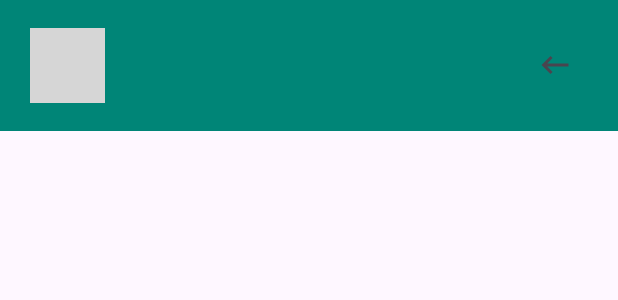
After one commit to kush-raj-nit061/Friendship, an Android app: the layout user_item.xml on its own in the app's theme, with its tools: preview values and no code run, on a phone screen of 412 x 824 dp. The commit adds this screen. Shown: the top 300 px of the screen. Run offline under Robolectric (Android 15) with nearby library versions, the phone set to English and light mode, and no system bars; grey boxes are pictures that could not be loaded.

Commit message:
Messaging user holder completed

```diff
--- a/app/build.gradle
+++ b/app/build.gradle
@@ -40,6 +40,10 @@ dependencies {
     implementation 'com.airbnb.android:lottie:3.4.1'
     implementation 'com.github.sshadkany:Android_neumorphic:1.2.0'
     implementation 'com.squareup.picasso:picasso:2.8'
+
+    implementation 'com.google.firebase:firebase-core:17.2.1'
+
+    implementation 'com.google.firebase:firebase-messaging:20.0.0'
     implementation 'com.google.android.material:material:1.5.0'
     implementation 'androidx.constraintlayout:constraintlayout:2.1.4'
     implementation 'com.google.firebase:firebase-firestore:24.7.0'
--- /dev/null
+++ b/app/src/main/res/layout/user_item.xml
@@ -0,0 +1,95 @@
+<?xml version="1.0" encoding="utf-8"?>
+<RelativeLayout xmlns:android="http://schemas.android.com/apk/res/android"
+    android:layout_width="match_parent"
+    xmlns:app="http://schemas.android.com/apk/res-auto"
+    android:paddingStart="20dp"
+    android:paddingEnd="20dp"
+    android:paddingTop="@dimen/padding_10_dp"
+    android:paddingBottom="@dimen/padding_10_dp"
+    android:background="@color/colorPrimary"
+    android:layout_height="wrap_content">
+
+    <de.hdodenhof.circleimageview.CircleImageView
+        android:layout_width="50dp"
+        android:layout_height="50dp"
+        android:layout_centerVertical="true"
+        android:id="@+id/profile_image"
+        android:src="@drawable/img_1"/>
+
+    <LinearLayout
+        android:layout_width="wrap_content"
+        android:layout_height="wrap_content"
+        android:layout_centerVertical="true"
+        android:layout_toRightOf="@id/profile_image"
+        android:layout_toEndOf="@id/profile_image"
+        android:padding="@dimen/padding_10_dp"
+        android:orientation="vertical"
+        >
+
+        <TextView
+            android:layout_width="wrap_content"
+            android:layout_height="wrap_content"
+            android:text=""
+            android:id="@+id/username"
+            android:textColor="@color/white"
+            android:layout_toRightOf="@id/profile_image"
+            android:layout_toEndOf="@id/profile_image"
+            android:layout_centerVertical="true"
+            android:textSize="18sp"/>
+
+
+        <TextView
+            android:layout_width="150dp"
+            android:layout_height="wrap_content"
+            android:layout_below="@id/username"
+            android:layout_toRightOf="@id/profile_image"
+            android:id="@+id/last_msg"
+            android:layout_marginTop="3dp"
+            android:textColor="@color/grey"
+            android:maxLines="1"/>
+
+    </LinearLayout>
+
+
+    <de.hdodenhof.circleimageview.CircleImageView
+        android:layout_width="15dp"
+        android:layout_height="15dp"
+        app:civ_border_width="10dp"
+        app:civ_border_color="#05df29"
+        android:id="@+id/img_on"
+        android:visibility="gone"
+        android:src="@mipmap/ic_launcher"
+        android:layout_below="@id/profile_image"
+        android:layout_marginBottom="10dp"
+        android:layout_marginLeft="-15dp"
+        android:layout_toRightOf="@id/profile_image"
+        android:layout_toEndOf="@id/profile_image"/>
+
+
+    <de.hdodenhof.circleimageview.CircleImageView
+        android:layout_width="15dp"
+        android:layout_height="15dp"
+        app:civ_border_width="10dp"
+        app:civ_border_color="#bfbfbf"
+        android:id="@+id/img_off"
+        android:visibility="gone"
+        android:src="@mipmap/ic_launcher"
+        android:layout_below="@id/profile_image"
+        android:layout_marginBottom="10dp"
+        android:layout_marginLeft="-15dp"
+        android:layout_toRightOf="@id/profile_image"
+        android:layout_toEndOf="@id/profile_image"/>
+
+
+    <ImageView
+        android:id="@+id/arrow"
+        android:src="@drawable/ic_back"
+        android:layout_width="wrap_content"
+        android:layout_height="wrap_content"
+        android:layout_alignParentEnd="true"
+        android:layout_alignParentRight="true"
+        android:layout_centerVertical="true"
+        android:layout_marginRight="10dp"
+        />
+
+</RelativeLayout>
```
Also changed, not shown: app/src/main/java/com/example/friendship/MailFragment.java (+139 -3 lines), app/src/main/java/com/example/friendship/Model/Chat.java (added, +61 -0 lines), app/src/main/java/com/example/friendship/Model/Chatlist.java (added, +20 -0 lines), app/src/main/java/com/example/friendship/Model/User.java (added, +73 -0 lines), app/src/main/java/com/example/friendship/OnItemClick.java (added, +7 -0 lines), app/src/main/java/com/example/friendship/Token.java (added, +20 -0 lines), app/src/main/java/com/example/friendship/UsersAdapter.java (added, +179 -0 lines), app/src/main/res/layout/message_item.xml (+35 -5 lines), app/src/main/assets/fonts/myriad.ttf (added), app/src/main/assets/fonts/myriadregular.ttf (added), 1 other file.
